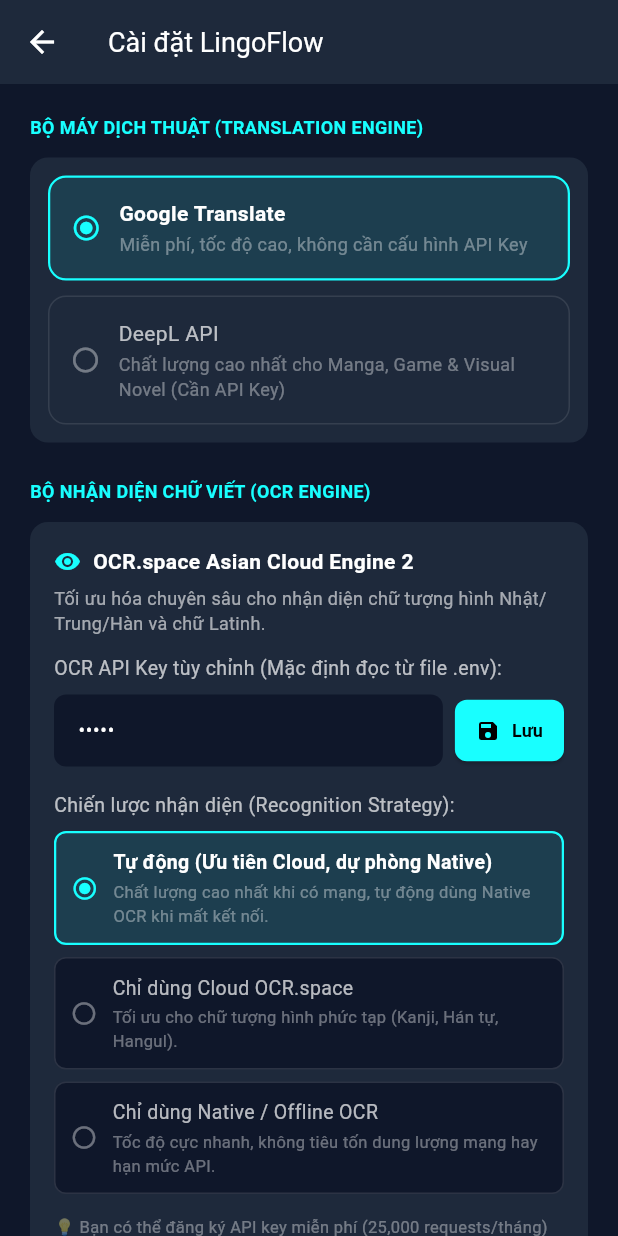
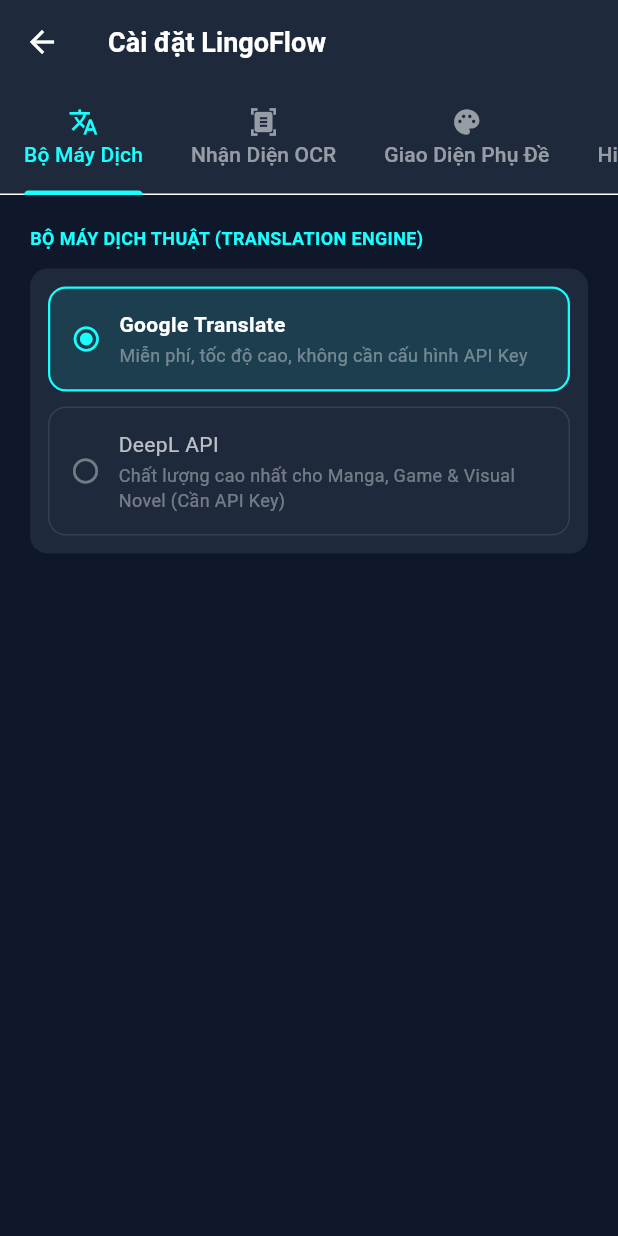
Before and after one commit to ManhLD-LDM/LingoFlow, a Flutter app: the screen it shows after launch, after a tap on the "settings" icon, on a phone screen of 412 x 824 dp. Run offline on Flutter 3.47's test engine with Material 3 defaults, Android fonts, the phone set to English and light mode, and no system bars; our stand-ins replace dio, flutter_dotenv, flutter_riverpod, shared_preferences; missing offline and left inert: hotkey_manager; Roboto replaces fonts that are missing (Segoe UI).

Commit message:
refactor(ui): redesign settings screen into modern tabbed layout and enhance home screen UX
- Refactor SettingsScreen from a single monolithic scroll view into a 4-tab TabBarView (Translation, OCR, Appearance, Performance & Hotkeys)
- Add interactive Global Hotkeys Guide modal dialog accessible from HomeScreen AppBar
- Add Quick Paste from Clipboard action in Live Translation Tester
- Retain all persistent state hooks across tab switches

```diff
--- a/lib/presentation/screens/home_screen.dart
+++ b/lib/presentation/screens/home_screen.dart
@@ -1,4 +1,5 @@
 import 'package:flutter/material.dart';
+import 'package:flutter/services.dart';
 import 'package:flutter_riverpod/flutter_riverpod.dart';
 import '../../core/constants/languages.dart';
 import '../../core/services/native_overlay_service.dart';
@@ -82,6 +83,87 @@
     });
   }
 
+  Future<void> _pasteFromClipboard() async {
+    final data = await Clipboard.getData(Clipboard.kTextPlain);
+    if (data?.text != null && data!.text!.trim().isNotEmpty) {
+      _testController.text = data.text!.trim();
+      await _performTestTranslation();
+    } else {
+      if (mounted) {
+        ScaffoldMessenger.of(context).showSnackBar(
+          const SnackBar(
+            content: Text('Clipboard trống hoặc không chứa văn bản!'),
+            duration: Duration(seconds: 2),
+            backgroundColor: Color(0xFF0F172A),
+          ),
+        );
+      }
+    }
+  }
+
+  void _showHotkeyGuide() {
+    showDialog(
+      context: context,
+      builder: (ctx) => AlertDialog(
+        backgroundColor: const Color(0xFF1E293B),
+        shape: RoundedRectangleBorder(
+          borderRadius: BorderRadius.circular(16),
+          side: BorderSide(color: Colors.cyanAccent.withValues(alpha: 0.3)),
+        ),
+        title: const Row(
+          children: [
+            Icon(Icons.keyboard, color: Colors.cyanAccent),
+            SizedBox(width: 10),
+            Text('Phím Tắt Hệ Thống', style: TextStyle(color: Colors.white, fontSize: 16, fontWeight: FontWeight.bold)),
+          ],
+        ),
+        content: Column(
+          mainAxisSize: MainAxisSize.min,
+          children: [
+            _buildDialogHotkeyRow('Alt + Q', 'Bật / Tắt Khung Dịch Nổi (Floating Lens)'),
+            const Divider(color: Colors.white10),
+            _buildDialogHotkeyRow('Alt + S', 'Chụp & Dịch vùng chọn tức thì 1 lần'),
+            const Divider(color: Colors.white10),
+            _buildDialogHotkeyRow('Alt + X', 'Bật / Tắt chế độ Xuyên Thấu (Click-Through)'),
+          ],
+        ),
+        actions: [
+          ElevatedButton(
+            style: ElevatedButton.styleFrom(
+              backgroundColor: Colors.cyanAccent,
+              foregroundColor: Colors.black,
+              shape: RoundedRectangleBorder(borderRadius: BorderRadius.circular(8)),
+            ),
+            onPressed: () => Navigator.pop(ctx),
+            child: const Text('Đã hiểu', style: TextStyle(fontWeight: FontWeight.bold)),
+          ),
+        ],
+      ),
+    );
+  }
+
+  Widget _buildDialogHotkeyRow(String shortcut, String description) {
+    return Padding(
+      padding: const EdgeInsets.symmetric(vertical: 4),
+      child: Row(
+        mainAxisAlignment: MainAxisAlignment.spaceBetween,
+        children: [
+          Expanded(child: Text(description, style: const TextStyle(color: Colors.white70, fontSize: 13))),
+          const SizedBox(width: 8),
+          Container(
+            padding: const EdgeInsets.symmetric(horizontal: 8, vertical: 4),
+            decoration: BoxDecoration(
+              color: const Color(0xFF0F172A),
+              borderRadius: BorderRadius.circular(6),
+              border: Border.all(color: Colors.cyanAccent.withValues(alpha: 0.4)),
+            ),
+            child: Text(shortcut, style: const TextStyle(color: Colors.cyanAccent, fontWeight: FontWeight.bold, fontSize: 12)),
+          ),
+        ],
+      ),
+    );
+  }
+
   @override
   void dispose() {
     _testController.dispose();
@@ -111,7 +193,6 @@
       );
     }
 
-    // Default: Solid, Crisp, Dark Control Center
     return Scaffold(
       backgroundColor: const Color(0xFF0F172A),
       appBar: AppBar(
@@ -157,6 +238,11 @@
         ),
         actions: [
           IconButton(
+            icon: const Icon(Icons.help_outline, color: Colors.white70),
+            tooltip: 'Hướng dẫn phím tắt (F1)',
+            onPressed: _showHotkeyGuide,
+          ),
+          IconButton(
             icon: const Icon(Icons.history_edu_outlined, color: Colors.cyanAccent),
             tooltip: 'Lịch sử & Sổ từ vựng ⭐',
             onPressed: () {
@@ -168,7 +254,7 @@
           ),
           IconButton(
             icon: const Icon(Icons.settings_outlined, color: Colors.white70),
-            tooltip: 'Cài đặt & DeepL',
+            tooltip: 'Cài đặt',
             onPressed: () {
               Navigator.push(
                 context,
@@ -365,7 +451,10 @@
               crossAxisAlignment: CrossAxisAlignment.start,
               children: [
                 Row(
-                  children: const [
+                  mainAxisAlignment: MainAxisAlignment.spaceBetween,
+                  children: [
+                    const Row(
+                      children: [
                         Icon(Icons.keyboard_outlined, color: Colors.cyanAccent, size: 18),
                         SizedBox(width: 8),
                         Text(
@@ -378,7 +467,13 @@
                         ),
                       ],
                     ),
-                const SizedBox(height: 12),
+                    TextButton(
+                      onPressed: _showHotkeyGuide,
+                      child: const Text('Chi tiết', style: TextStyle(color: Colors.cyanAccent, fontSize: 12)),
+                    ),
+                  ],
+                ),
+                const SizedBox(height: 8),
                 Row(
                   mainAxisAlignment: MainAxisAlignment.spaceAround,
                   children: [
@@ -403,6 +498,9 @@
             child: Column(
               crossAxisAlignment: CrossAxisAlignment.start,
               children: [
+                Row(
+                  mainAxisAlignment: MainAxisAlignment.spaceBetween,
+                  children: [
                     const Text(
                       'Kiểm tra Dịch thuật (Live Translation Test)',
                       style: TextStyle(
@@ -411,7 +509,14 @@
                         fontWeight: FontWeight.bold,
                       ),
                     ),
-                const SizedBox(height: 12),
+                    TextButton.icon(
+                      onPressed: _pasteFromClipboard,
+                      icon: const Icon(Icons.paste, size: 14, color: Colors.cyanAccent),
+                      label: const Text('Dán Clipboard', style: TextStyle(color: Colors.cyanAccent, fontSize: 12)),
+                    ),
+                  ],
+                ),
+                const SizedBox(height: 10),
                 TextField(
                   controller: _testController,
                   style: const TextStyle(color: Colors.white, fontSize: 14),
@@ -494,14 +599,14 @@
             style: const TextStyle(
               color: Colors.cyanAccent,
               fontWeight: FontWeight.bold,
-              fontSize: 13,
+              fontSize: 12,
             ),
           ),
         ),
-        const SizedBox(height: 6),
+        const SizedBox(height: 4),
         Text(
           label,
-          style: const TextStyle(color: Colors.white60, fontSize: 11),
+          style: const TextStyle(color: Colors.white54, fontSize: 11),
         ),
       ],
     );
--- a/lib/presentation/screens/settings_screen.dart
+++ b/lib/presentation/screens/settings_screen.dart
@@ -13,7 +13,8 @@
   ConsumerState<SettingsScreen> createState() => _SettingsScreenState();
 }
 
-class _SettingsScreenState extends ConsumerState<SettingsScreen> {
+class _SettingsScreenState extends ConsumerState<SettingsScreen> with SingleTickerProviderStateMixin {
+  late TabController _tabController;
   late TextEditingController _deepLKeyController;
   late TextEditingController _ocrKeyController;
   bool _isValidatingKey = false;
@@ -24,6 +25,7 @@
   @override
   void initState() {
     super.initState();
+    _tabController = TabController(length: 4, vsync: this);
     final settings = ref.read(settingsProvider);
     _deepLKeyController = TextEditingController(text: settings.deepLApiKey);
     _ocrKeyController = TextEditingController(text: settings.ocrApiKey);
@@ -31,6 +33,7 @@
 
   @override
   void dispose() {
+    _tabController.dispose();
     _deepLKeyController.dispose();
     _ocrKeyController.dispose();
     super.dispose();
@@ -144,16 +147,49 @@
       backgroundColor: const Color(0xFF0F172A),
       appBar: AppBar(
         backgroundColor: const Color(0xFF1E293B),
-        title: const Text('Cài đặt LingoFlow', style: TextStyle(color: Colors.white, fontSize: 18)),
+        title: const Text('Cài đặt LingoFlow', style: TextStyle(color: Colors.white, fontSize: 18, fontWeight: FontWeight.bold)),
         leading: IconButton(
           icon: const Icon(Icons.arrow_back, color: Colors.white),
           onPressed: () => Navigator.pop(context),
         ),
+        bottom: TabBar(
+          controller: _tabController,
+          indicatorColor: Colors.cyanAccent,
+          labelColor: Colors.cyanAccent,
+          unselectedLabelColor: Colors.white54,
+          isScrollable: true,
+          tabAlignment: TabAlignment.start,
+          tabs: const [
+            Tab(icon: Icon(Icons.translate, size: 20), text: 'Bộ Máy Dịch'),
+            Tab(icon: Icon(Icons.document_scanner, size: 20), text: 'Nhận Diện OCR'),
+            Tab(icon: Icon(Icons.palette, size: 20), text: 'Giao Diện Phụ Đề'),
+            Tab(icon: Icon(Icons.speed, size: 20), text: 'Hiệu Năng & Phím Tắt'),
+          ],
         ),
-      body: ListView(
+      ),
+      body: TabBarView(
+        controller: _tabController,
+        children: [
+          // TAB 1: BỘ MÁY DỊCH THUẬT
+          _buildTranslationTab(settings, notifier),
+
+          // TAB 2: NHẬN DIỆN OCR
+          _buildOcrTab(settings, notifier),
+
+          // TAB 3: GIAO DIỆN PHỤ ĐỀ
+          _buildAppearanceTab(settings, notifier),
+
+          // TAB 4: HIỆU NĂNG & PHÍM TẮT
+          _buildPerformanceAndHotkeysTab(settings, notifier),
+        ],
+      ),
+    );
+  }
+
+  Widget _buildTranslationTab(SettingsState settings, SettingsNotifier notifier) {
+    return ListView(
       padding: const EdgeInsets.all(20),
       children: [
-          // Section: Translation Engine Selection
         const Text(
           'BỘ MÁY DỊCH THUẬT (TRANSLATION ENGINE)',
           style: TextStyle(color: Colors.cyanAccent, fontSize: 12, fontWeight: FontWeight.bold),
@@ -247,9 +283,14 @@
             ],
           ),
         ),
-          const SizedBox(height: 24),
+      ],
+    );
+  }
 
-          // Section: OCR Engine Configuration
+  Widget _buildOcrTab(SettingsState settings, SettingsNotifier notifier) {
+    return ListView(
+      padding: const EdgeInsets.all(20),
+      children: [
         const Text(
           'BỘ NHẬN DIỆN CHỮ VIẾT (OCR ENGINE)',
           style: TextStyle(color: Colors.cyanAccent, fontSize: 12, fontWeight: FontWeight.bold),
@@ -279,7 +320,7 @@
                 'Tối ưu hóa chuyên sâu cho nhận diện chữ tượng hình Nhật/Trung/Hàn và chữ Latinh.',
                 style: TextStyle(color: Colors.white60, fontSize: 12),
               ),
-                const SizedBox(height: 12),
+              const SizedBox(height: 16),
               const Text('OCR API Key tùy chỉnh (Mặc định đọc từ file .env):', style: TextStyle(color: Colors.white70, fontSize: 13)),
               const SizedBox(height: 8),
               Row(
@@ -381,9 +422,14 @@
             ],
           ),
         ),
-          const SizedBox(height: 24),
+      ],
+    );
+  }
 
-          // Section: Subtitle Style & Presets
+  Widget _buildAppearanceTab(SettingsState settings, SettingsNotifier notifier) {
+    return ListView(
+      padding: const EdgeInsets.all(20),
+      children: [
         const Text(
           'PHONG CÁCH & VỊ TRÍ PHỤ ĐỀ (SUBTITLE STYLING)',
           style: TextStyle(color: Colors.cyanAccent, fontSize: 12, fontWeight: FontWeight.bold),
@@ -492,91 +538,8 @@
             ],
           ),
         ),
-          const SizedBox(height: 24),
+        const SizedBox(height: 20),
 
-          // Section: Overlay Behavior
-          const Text(
-            'HÀNH VI OVERLAY (CHẾ ĐỘ XUYÊN THẤU)',
-            style: TextStyle(color: Colors.cyanAccent, fontSize: 12, fontWeight: FontWeight.bold),
-          ),
-          const SizedBox(height: 12),
-          Container(
-            decoration: BoxDecoration(
-              color: const Color(0xFF1E293B),
-              borderRadius: BorderRadius.circular(12),
-            ),
-            child: Column(
-              children: [
-                SwitchListTile(
-                  title: const Text('Bật chế độ Click-through', style: TextStyle(color: Colors.white, fontSize: 14)),
-                  subtitle: const Text(
-                    'Cho phép click chuột xuyên qua bản dịch xuống game/ứng dụng bên dưới.',
-                    style: TextStyle(color: Colors.white60, fontSize: 12),
-                  ),
-                  value: settings.isClickThrough,
-                  activeThumbColor: Colors.cyanAccent,
-                  onChanged: (val) => notifier.setClickThrough(val),
-                ),
-                const Divider(color: Colors.white10, height: 1),
-                ListTile(
-                  title: const Text('Phím tắt Bật/Tắt Xuyên Thấu (Hotkey Toggle)', style: TextStyle(color: Colors.white, fontSize: 14)),
-                  subtitle: const Text('Nhấn để chuyển đổi giữa chế độ Xuyên Thấu và Tra Từ Điển', style: TextStyle(color: Colors.white60, fontSize: 12)),
-                  trailing: Container(
-                    padding: const EdgeInsets.symmetric(horizontal: 10, vertical: 4),
-                    decoration: BoxDecoration(
-                      color: const Color(0xFF0F172A),
-                      borderRadius: BorderRadius.circular(6),
-                      border: Border.all(color: Colors.white24),
-                    ),
-                    child: const Text('Alt + X', style: TextStyle(color: Colors.cyanAccent, fontWeight: FontWeight.bold, fontSize: 12)),
-                  ),
-                ),
-              ],
-            ),
-          ),
-          const SizedBox(height: 24),
-
-          // Section: Performance & Scan Frequency
-          const Text(
-            'TẦN SUẤT QUÉT & HIỆU NĂNG',
-            style: TextStyle(color: Colors.cyanAccent, fontSize: 12, fontWeight: FontWeight.bold),
-          ),
-          const SizedBox(height: 12),
-          Container(
-            padding: const EdgeInsets.all(16),
-            decoration: BoxDecoration(
-              color: const Color(0xFF1E293B),
-              borderRadius: BorderRadius.circular(12),
-            ),
-            child: Column(
-              crossAxisAlignment: CrossAxisAlignment.start,
-              children: [
-                Row(
-                  mainAxisAlignment: MainAxisAlignment.spaceBetween,
-                  children: [
-                    const Text('Chu kỳ quét tự động (Scan Interval):', style: TextStyle(color: Colors.white, fontSize: 14)),
-                    Text('${(settings.scanIntervalMs / 1000).toStringAsFixed(1)} giây', style: const TextStyle(color: Colors.cyanAccent, fontWeight: FontWeight.bold)),
-                  ],
-                ),
-                Slider(
-                  value: settings.scanIntervalMs.toDouble(),
-                  min: 500,
-                  max: 5000,
-                  divisions: 9,
-                  activeColor: Colors.cyanAccent,
-                  inactiveColor: Colors.white24,
-                  onChanged: (val) => notifier.setScanInterval(val.toInt()),
-                ),
-                const Text(
-                  '💡 Gợi ý: 1.5s là mức lý tưởng để không làm giảm FPS khi chơi game.',
-                  style: TextStyle(color: Colors.white54, fontSize: 11),
-                ),
-              ],
-            ),
-          ),
-          const SizedBox(height: 24),
-
-          // Section: Appearance
         const Text(
           'ĐỘ MỜ & CỠ CHỮ',
           style: TextStyle(color: Colors.cyanAccent, fontSize: 12, fontWeight: FontWeight.bold),
@@ -628,6 +591,114 @@
           ),
         ),
       ],
+    );
+  }
+
+  Widget _buildPerformanceAndHotkeysTab(SettingsState settings, SettingsNotifier notifier) {
+    return ListView(
+      padding: const EdgeInsets.all(20),
+      children: [
+        const Text(
+          'HÀNH VI OVERLAY (CHẾ ĐỘ XUYÊN THẤU)',
+          style: TextStyle(color: Colors.cyanAccent, fontSize: 12, fontWeight: FontWeight.bold),
+        ),
+        const SizedBox(height: 12),
+        Container(
+          decoration: BoxDecoration(
+            color: const Color(0xFF1E293B),
+            borderRadius: BorderRadius.circular(12),
+          ),
+          child: Column(
+            children: [
+              SwitchListTile(
+                title: const Text('Bật chế độ Click-through', style: TextStyle(color: Colors.white, fontSize: 14)),
+                subtitle: const Text(
+                  'Cho phép click chuột xuyên qua bản dịch xuống game/ứng dụng bên dưới.',
+                  style: TextStyle(color: Colors.white60, fontSize: 12),
+                ),
+                value: settings.isClickThrough,
+                activeThumbColor: Colors.cyanAccent,
+                onChanged: (val) => notifier.setClickThrough(val),
+              ),
+            ],
+          ),
+        ),
+        const SizedBox(height: 20),
+
+        const Text(
+          'TẦN SUẤT QUÉT & HIỆU NĂNG',
+          style: TextStyle(color: Colors.cyanAccent, fontSize: 12, fontWeight: FontWeight.bold),
+        ),
+        const SizedBox(height: 12),
+        Container(
+          padding: const EdgeInsets.all(16),
+          decoration: BoxDecoration(
+            color: const Color(0xFF1E293B),
+            borderRadius: BorderRadius.circular(12),
+          ),
+          child: Column(
+            crossAxisAlignment: CrossAxisAlignment.start,
+            children: [
+              Row(
+                mainAxisAlignment: MainAxisAlignment.spaceBetween,
+                children: [
+                  const Text('Chu kỳ quét tự động (Scan Interval):', style: TextStyle(color: Colors.white, fontSize: 14)),
+                  Text('${(settings.scanIntervalMs / 1000).toStringAsFixed(1)} giây', style: const TextStyle(color: Colors.cyanAccent, fontWeight: FontWeight.bold)),
+                ],
+              ),
+              Slider(
+                value: settings.scanIntervalMs.toDouble(),
+                min: 500,
+                max: 5000,
+                divisions: 9,
+                activeColor: Colors.cyanAccent,
+                inactiveColor: Colors.white24,
+                onChanged: (val) => notifier.setScanInterval(val.toInt()),
+              ),
+              const Text(
+                '💡 Gợi ý: 1.5s là mức lý tưởng để không làm giảm FPS khi chơi game.',
+                style: TextStyle(color: Colors.white54, fontSize: 11),
+              ),
+            ],
+          ),
+        ),
+        const SizedBox(height: 20),
+
+        const Text(
+          'BẢNG PHÍM TẮT TOÀN CỤC (GLOBAL HOTKEYS)',
+          style: TextStyle(color: Colors.cyanAccent, fontSize: 12, fontWeight: FontWeight.bold),
+        ),
+        const SizedBox(height: 12),
+        Container(
+          decoration: BoxDecoration(
+            color: const Color(0xFF1E293B),
+            borderRadius: BorderRadius.circular(12),
+          ),
+          child: Column(
+            children: [
+              _buildHotkeyRow('Alt + Q', 'Bật / Tắt chế độ quét tự động liên tục (Live Auto-Scan)'),
+              const Divider(color: Colors.white10, height: 1),
+              _buildHotkeyRow('Alt + S', 'Chụp & dịch tức thì 1 lần (Single-shot Capture)'),
+              const Divider(color: Colors.white10, height: 1),
+              _buildHotkeyRow('Alt + X', 'Bật / Tắt chế độ Xuyên Thấu (Click-Through)'),
+            ],
+          ),
+        ),
+      ],
+    );
+  }
+
+  Widget _buildHotkeyRow(String shortcut, String description) {
+    return ListTile(
+      title: Text(description, style: const TextStyle(color: Colors.white70, fontSize: 13)),
+      trailing: Container(
+        padding: const EdgeInsets.symmetric(horizontal: 10, vertical: 4),
+        decoration: BoxDecoration(
+          color: const Color(0xFF0F172A),
+          borderRadius: BorderRadius.circular(6),
+          border: Border.all(color: Colors.cyanAccent.withValues(alpha: 0.5)),
+        ),
+        child: Text(shortcut, style: const TextStyle(color: Colors.cyanAccent, fontWeight: FontWeight.bold, fontSize: 12)),
       ),
     );
   }
```
Lines whose indentation alone changed are shown as unchanged.
